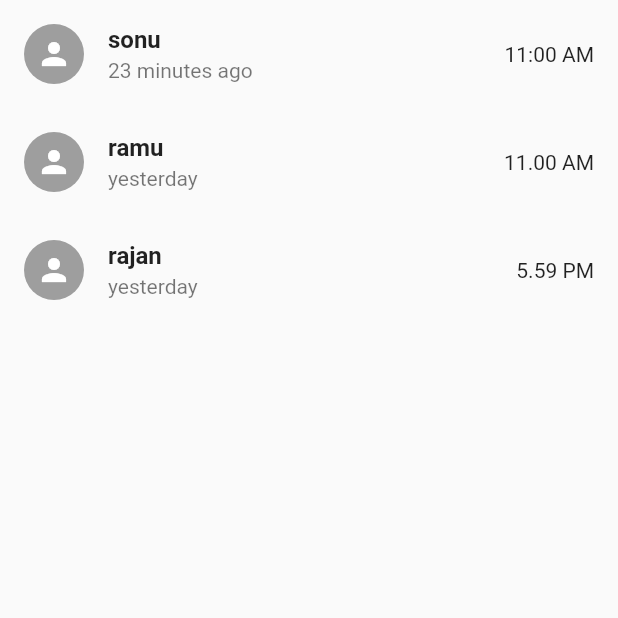
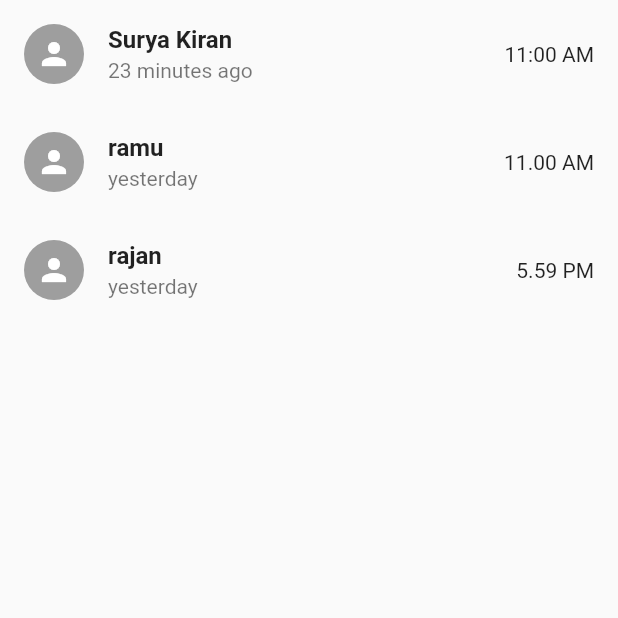
Before and after one commit to Thameema82/whatsapp, a Flutter app: the Status screen opened directly, on a phone screen of 412 x 824 dp, the top half of it. Run offline on Flutter 3.47's test engine with Material 2 defaults, Android fonts, the phone set to English and light mode, and no system bars; our stand-ins replace camera, emoji_picker_flutter.

Commit message:
suryacommit

```diff
--- a/lib/pages/status/statuspg.dart
+++ b/lib/pages/status/statuspg.dart
@@ -7,7 +7,7 @@ class Status extends StatelessWidget {
   List<Chat> Statuslist = [
     Chat(
         avatar: '',
-        name: 'sonu',
+        name: 'Surya Kiran',
         message: '23 minutes ago',
         updatedAt: '11:00 AM'),
     Chat(
```
